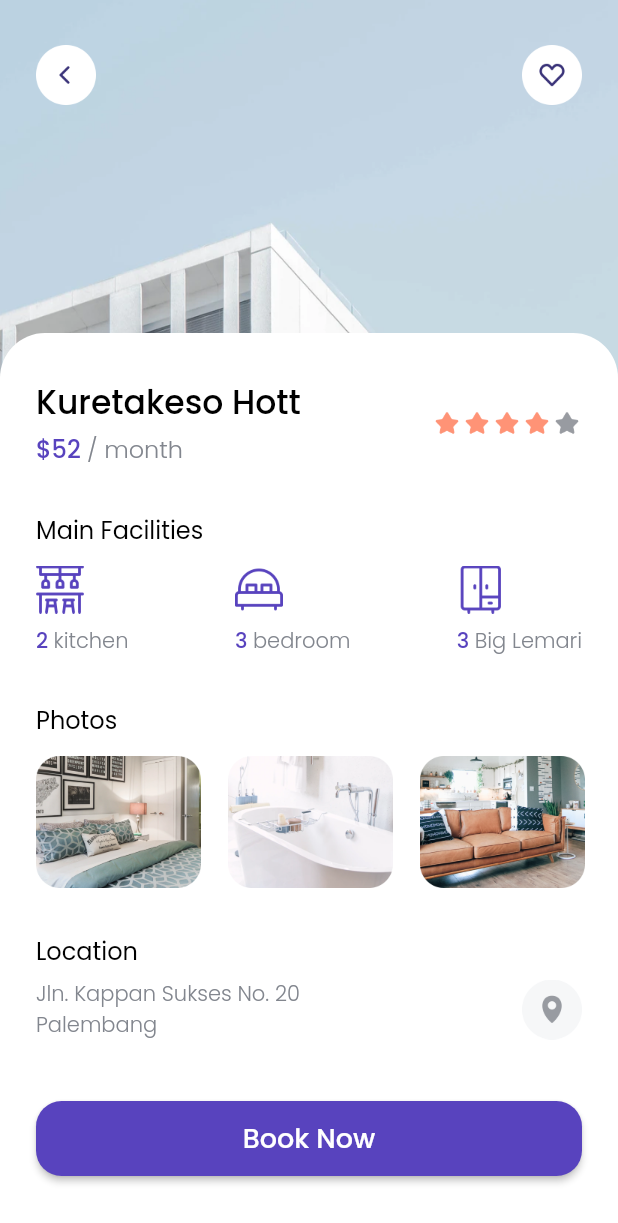
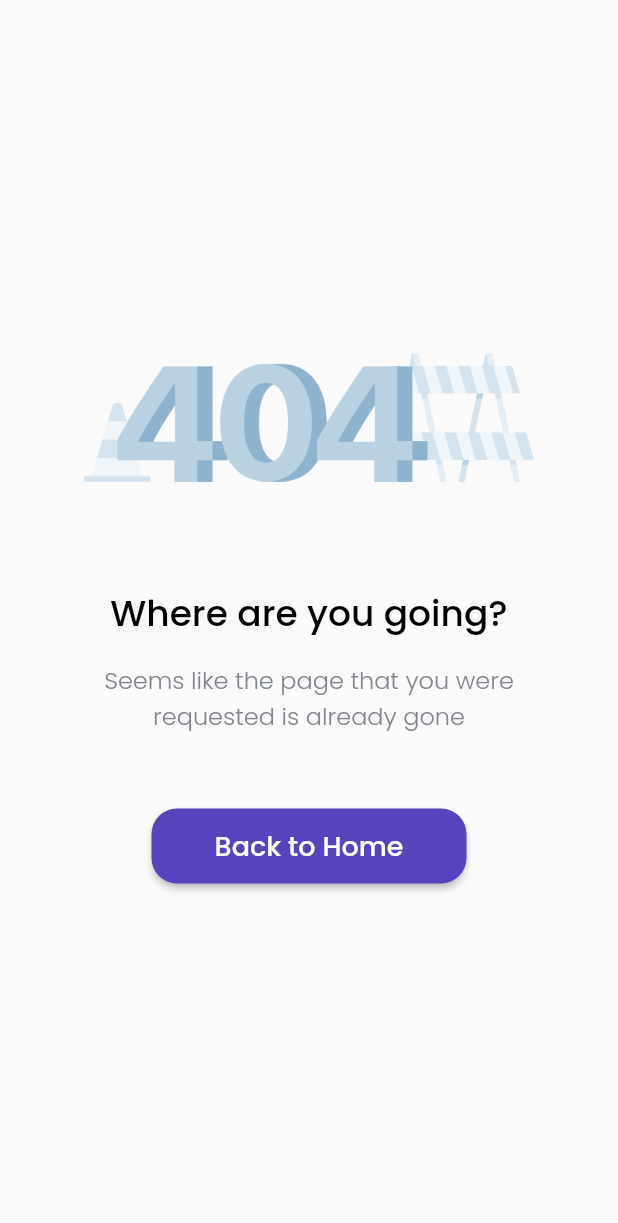
Before and after one commit to endijulian/flutter-find-house, a Flutter app: the DetailPage screen opened directly, scrolled down 106 dp, after a tap on "Book Now", on a phone screen of 412 x 824 dp. Shown: the top 1223 px of the screen. Run offline on Flutter 3.47's test engine with Material 2 defaults, Android fonts, the phone set to English and light mode, and no system bars; our stand-ins replace google_fonts.

```diff
--- a/lib/pages/detail_page.dart
+++ b/lib/pages/detail_page.dart
@@ -1,14 +1,31 @@
 // ignore_for_file: prefer_const_constructors
 
 import 'package:flutter/material.dart';
+import 'package:flutter_find_house/pages/error_page.dart';
 import 'package:flutter_find_house/theme.dart';
 import 'package:flutter_find_house/widgets/facility.dart';
+// ignore: import_of_legacy_library_into_null_safe
+import 'package:url_launcher/url_launcher.dart';
 
 class DetailPage extends StatelessWidget {
   const DetailPage({Key? key}) : super(key: key);
 
   @override
   Widget build(BuildContext context) {
+    launchUrl(String url) async {
+      if (await canLaunch(url)) {
+        launch(url);
+      } else {
+        // throw (url);
+        Navigator.push(
+          context,
+          MaterialPageRoute(
+            builder: (context) => ErrorPage(),
+          ),
+        );
+      }
+    }
+
     return Scaffold(
       backgroundColor: whiteColor,
       body: SafeArea(
@@ -161,6 +178,7 @@ class DetailPage extends StatelessWidget {
                       SizedBox(
                         height: 12,
                       ),
+                      // ignore: sized_box_for_whitespace
                       Container(
                         height: 88,
                         child: ListView(
@@ -218,10 +236,17 @@ class DetailPage extends StatelessWidget {
                               'Jln. Kappan Sukses No. 20\nPalembang',
                               style: greyTextStyle,
                             ),
-                            Image.asset(
-                              'assets/btn_maps.png',
-                              width: 40,
-                              height: 40,
+                            InkWell(
+                              onTap: () {
+                                launchUrl(
+                                    'https://goo.gl/maps/nRB2RJs3VGDZbJDx7');
+                                // launchUrl('fdf');
+                              },
+                              child: Image.asset(
+                                'assets/btn_maps.png',
+                                width: 40,
+                                height: 40,
+                              ),
                             ),
                           ],
                         ),
@@ -236,7 +261,9 @@ class DetailPage extends StatelessWidget {
                         height: 50,
                         width: MediaQuery.of(context).size.width - (2 * edge),
                         child: ElevatedButton(
-                          onPressed: () {},
+                          onPressed: () {
+                            launchUrl('tel:+6282123523997');
+                          },
                           style: ButtonStyle(
                             backgroundColor:
                                 MaterialStateProperty.all<Color>(purpleColor),
--- /dev/null
+++ b/lib/pages/error_page.dart
@@ -0,0 +1,71 @@
+import 'package:flutter/material.dart';
+import 'package:flutter_find_house/pages/home_page.dart';
+import 'package:flutter_find_house/theme.dart';
+
+class ErrorPage extends StatelessWidget {
+  const ErrorPage({Key? key}) : super(key: key);
+
+  @override
+  Widget build(BuildContext context) {
+    return Scaffold(
+      body: SafeArea(
+        child: Center(
+          child: Column(
+            mainAxisAlignment: MainAxisAlignment.center,
+            children: [
+              Image.asset(
+                'assets/error.png',
+                width: 300,
+              ),
+              const SizedBox(
+                height: 70,
+              ),
+              Text(
+                'Where are you going?',
+                style: blackTextStyle.copyWith(fontSize: 24),
+              ),
+              const SizedBox(
+                height: 14,
+              ),
+              Text(
+                'Seems like the page that you were\nrequested is already gone',
+                style: greyTextStyle.copyWith(fontSize: 16),
+                textAlign: TextAlign.center,
+              ),
+              const SizedBox(
+                height: 50,
+              ),
+              // ignore: sized_box_for_whitespace
+              Container(
+                width: 210,
+                height: 50,
+                child: ElevatedButton(
+                  onPressed: () {
+                    Navigator.pushAndRemoveUntil(
+                        context,
+                        MaterialPageRoute(
+                          builder: (context) => const HomePage(),
+                        ),
+                        (route) => false);
+                  },
+                  style: ButtonStyle(
+                    backgroundColor: MaterialStateProperty.all(purpleColor),
+                    shape: MaterialStateProperty.all(
+                      RoundedRectangleBorder(
+                        borderRadius: BorderRadius.circular(17),
+                      ),
+                    ),
+                  ),
+                  child: Text(
+                    'Back to Home',
+                    style: whiteTextStyle.copyWith(fontSize: 18),
+                  ),
+                ),
+              ),
+            ],
+          ),
+        ),
+      ),
+    );
+  }
+}
--- a/lib/widgets/facility.dart
+++ b/lib/widgets/facility.dart
@@ -24,7 +24,7 @@ class FacilityItem extends StatelessWidget {
           imageUrl,
           width: 32,
         ),
-        SizedBox(
+        const SizedBox(
           height: 8,
         ),
         Text.rich(TextSpan(
--- a/pubspec.yaml
+++ b/pubspec.yaml
@@ -31,6 +31,7 @@ dependencies:
     sdk: flutter
   cupertino_icons: ^1.0.2
   google_fonts: ^1.1.1
+  url_launcher: ^5.7.10
 
 dev_dependencies:
   # The "flutter_lints" package below contains a set of recommended lints to
```
Also changed, not shown: pubspec.lock.
